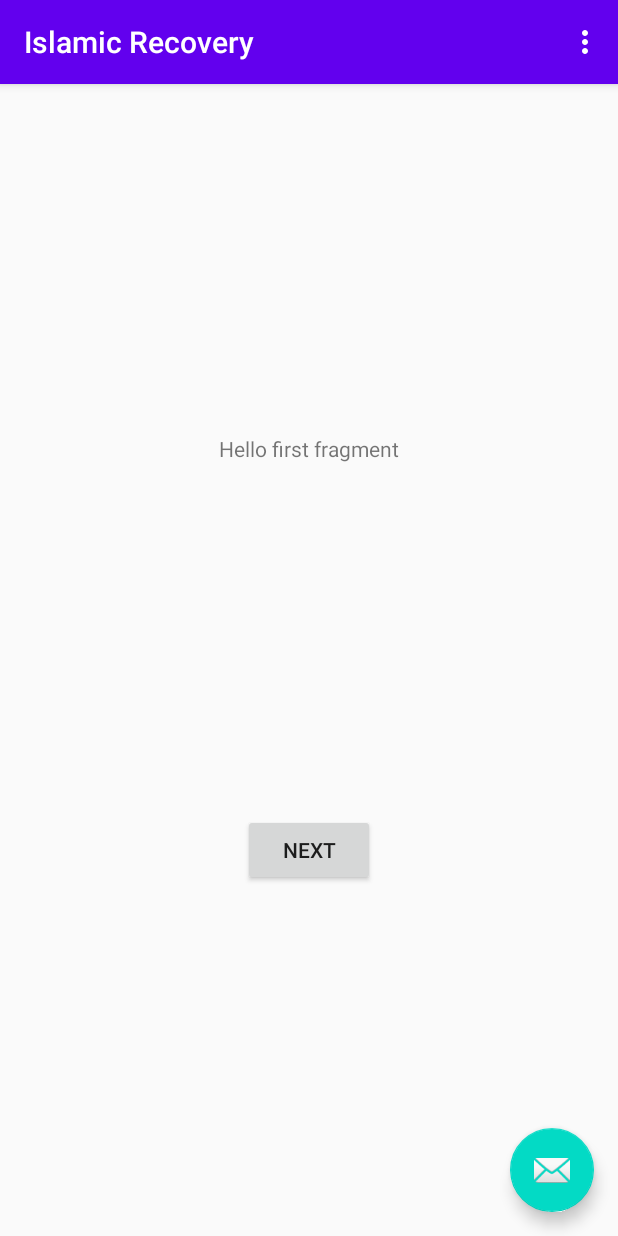
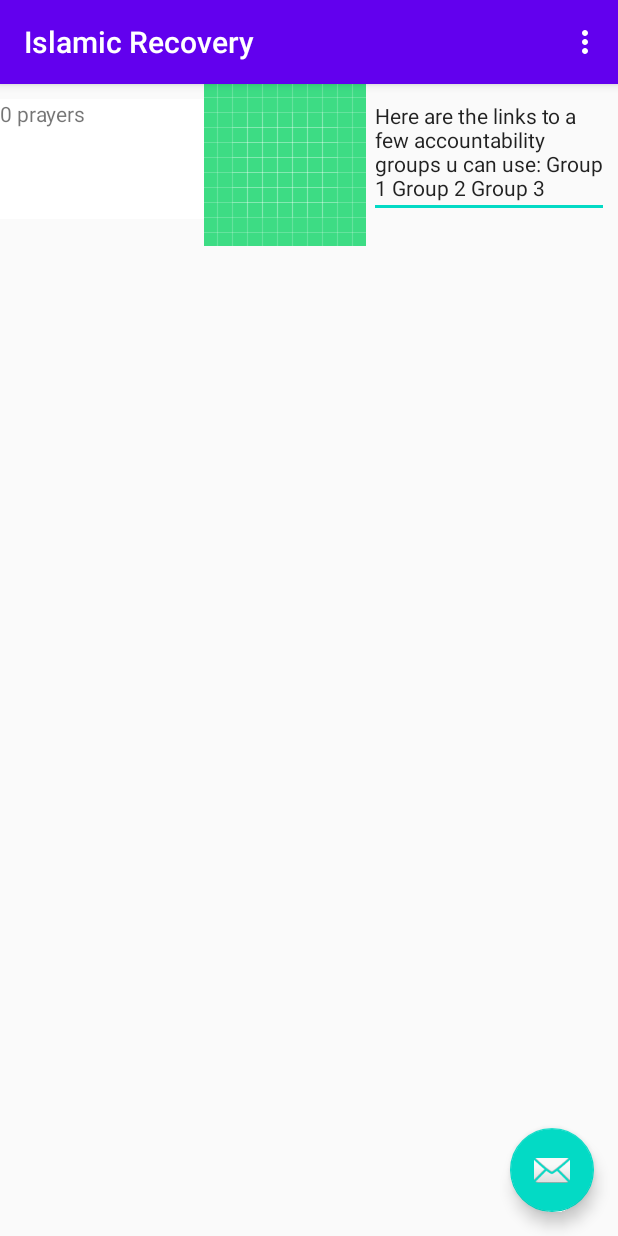
Before and after one commit to Ahthe45th/islamicrecovery, an Android app: the screen it shows after launch (MainActivity), on a phone screen of 412 x 824 dp. Run offline under Robolectric (Android 15) with nearby library versions, the phone set to English and light mode, and no system bars; 1 statement that could not run was skipped.

Commit message:
Basic app design/lil bit of it. doesnt look too good

```diff
--- a/app/app/src/main/res/layout/fragment_first.xml
+++ b/app/app/src/main/res/layout/fragment_first.xml
@@ -6,23 +6,39 @@
     android:layout_height="match_parent"
     tools:context=".FirstFragment">
 
-    <TextView
-        android:id="@+id/textview_first"
-        android:layout_width="wrap_content"
+    <LinearLayout
+        android:layout_width="0dp"
         android:layout_height="wrap_content"
-        android:text="@string/hello_first_fragment"
-        app:layout_constraintBottom_toTopOf="@id/button_first"
+        android:orientation="horizontal"
         app:layout_constraintEnd_toEndOf="parent"
         app:layout_constraintStart_toStartOf="parent"
-        app:layout_constraintTop_toTopOf="parent" />
+        app:layout_constraintTop_toTopOf="parent">
 
-    <Button
-        android:id="@+id/button_first"
-        android:layout_width="wrap_content"
-        android:layout_height="wrap_content"
-        android:text="@string/next"
-        app:layout_constraintBottom_toBottomOf="parent"
-        app:layout_constraintEnd_toEndOf="parent"
-        app:layout_constraintStart_toStartOf="parent"
-        app:layout_constraintTop_toBottomOf="@id/textview_first" />
+        <TextView
+            android:id="@+id/textView"
+            android:layout_width="136dp"
+            android:layout_height="80dp"
+            android:background="#FFFFFF"
+            android:text="@string/StreakRecord" />
+
+        <ImageView
+            android:id="@+id/imageView"
+            android:layout_width="wrap_content"
+            android:layout_height="wrap_content"
+            android:src="@drawable/ic_launcher_background" />
+
+        <EditText
+            android:id="@+id/groups"
+            android:layout_width="wrap_content"
+            android:layout_height="wrap_content"
+            android:layout_marginStart="2dp"
+            android:layout_marginLeft="2dp"
+            android:layout_marginTop="1dp"
+            android:ems="10"
+            android:gravity="start|top"
+            android:inputType="textMultiLine"
+            android:text="@string/accountability_groups"
+            android:textSize="14sp" />
+
+    </LinearLayout>
 </androidx.constraintlayout.widget.ConstraintLayout>
--- a/app/app/src/main/res/values/strings.xml
+++ b/app/app/src/main/res/values/strings.xml
@@ -7,6 +7,9 @@
     <string name="next">Next</string>
     <string name="previous">Previous</string>
 
-    <string name="hello_first_fragment">Hello first fragment</string>
-    <string name="hello_second_fragment">Hello second fragment. Arg: %1$s</string>
+    <string name="StreakRecord">0 prayers</string>
+    <string name="accountability_groups">Here are the links to a few accountability groups u can use:
+    Group 1
+    Group 2
+    Group 3</string>
 </resources>
```
